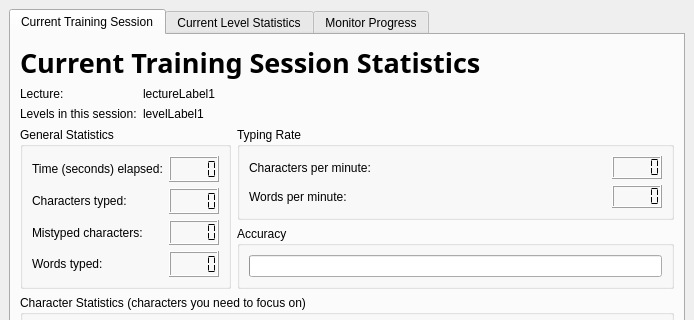
Before: the Qt Designer form src/ui/ktouchstatisticsdialog.ui in KDE/ktouch, drawn with Qt 5; both pictures show x 0 to 694 and y 0 to 320 of the 694 by 600 pixel window.
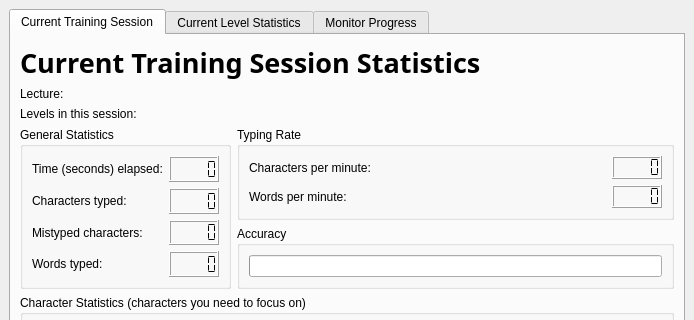
After: the same form once the commit is applied. The open tabs and pages were chosen to show the change. Custom widgets are drawn as their Qt base class.

Commit message: dummy strings, go away from the translations

What changed in the file:
```diff
--- a/src/ui/ktouchstatisticsdialog.ui
+++ b/src/ui/ktouchstatisticsdialog.ui
@@ -125,7 +125,7 @@
             </sizepolicy>
            </property>
            <property name="text" >
-            <string>levelLabel1</string>
+            <string></string>
            </property>
           </widget>
          </item>
@@ -145,7 +145,7 @@
             </sizepolicy>
            </property>
            <property name="text" >
-            <string>lectureLabel1</string>
+            <string></string>
            </property>
           </widget>
          </item>
```
